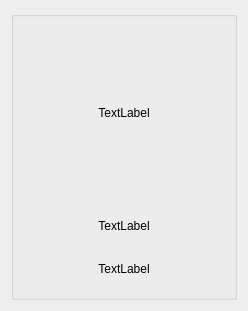
The window that productwidget.ui (Catoras/LERMA) describes before a commit, drawn with Qt 5.
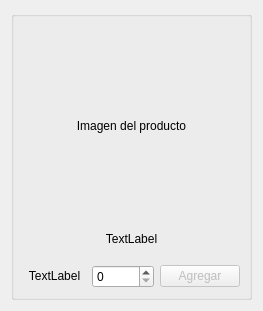
The same window after the commit.

```diff
--- a/productwidget.ui
+++ b/productwidget.ui
@@ -6,7 +6,7 @@
    <rect>
     <x>0</x>
     <y>0</y>
-    <width>248</width>
+    <width>263</width>
     <height>311</height>
    </rect>
   </property>
@@ -20,13 +20,64 @@
    <string>Form</string>
   </property>
   <layout class="QGridLayout" name="gridLayout_2">
-   <item row="0" column="0">
+   <item row="0" column="0" rowspan="3">
     <widget class="QGroupBox" name="groupBox">
      <property name="title">
       <string/>
      </property>
      <layout class="QGridLayout" name="gridLayout">
-      <item row="1" column="0">
+      <item row="2" column="2">
+       <widget class="QPushButton" name="pushButton">
+        <property name="enabled">
+         <bool>false</bool>
+        </property>
+        <property name="minimumSize">
+         <size>
+          <width>60</width>
+          <height>0</height>
+         </size>
+        </property>
+        <property name="text">
+         <string>Agregar</string>
+        </property>
+       </widget>
+      </item>
+      <item row="2" column="0">
+       <widget class="QLabel" name="label_3">
+        <property name="minimumSize">
+         <size>
+          <width>0</width>
+          <height>20</height>
+         </size>
+        </property>
+        <property name="maximumSize">
+         <size>
+          <width>200</width>
+          <height>20</height>
+         </size>
+        </property>
+        <property name="text">
+         <string>TextLabel</string>
+        </property>
+        <property name="alignment">
+         <set>Qt::AlignCenter</set>
+        </property>
+       </widget>
+      </item>
+      <item row="2" column="1">
+       <widget class="QSpinBox" name="spinBox">
+        <property name="minimumSize">
+         <size>
+          <width>50</width>
+          <height>0</height>
+         </size>
+        </property>
+        <property name="maximum">
+         <number>20</number>
+        </property>
+       </widget>
+      </item>
+      <item row="1" column="0" colspan="3">
        <widget class="QLabel" name="label_2">
         <property name="minimumSize">
          <size>
@@ -51,44 +102,22 @@
         </property>
        </widget>
       </item>
-      <item row="2" column="0">
-       <widget class="QLabel" name="label_3">
-        <property name="minimumSize">
-         <size>
-          <width>0</width>
-          <height>20</height>
-         </size>
-        </property>
-        <property name="maximumSize">
-         <size>
-          <width>200</width>
-          <height>20</height>
-         </size>
-        </property>
-        <property name="text">
-         <string>TextLabel</string>
-        </property>
-        <property name="alignment">
-         <set>Qt::AlignCenter</set>
-        </property>
-       </widget>
-      </item>
-      <item row="0" column="0">
+      <item row="0" column="0" colspan="3">
        <widget class="QLabel" name="label">
         <property name="minimumSize">
          <size>
-          <width>160</width>
-          <height>160</height>
+          <width>0</width>
+          <height>200</height>
          </size>
         </property>
         <property name="maximumSize">
          <size>
-          <width>160</width>
-          <height>160</height>
+          <width>220</width>
+          <height>200</height>
          </size>
         </property>
         <property name="text">
-         <string>TextLabel</string>
+         <string>Imagen del producto</string>
         </property>
         <property name="scaledContents">
          <bool>true</bool>
```
